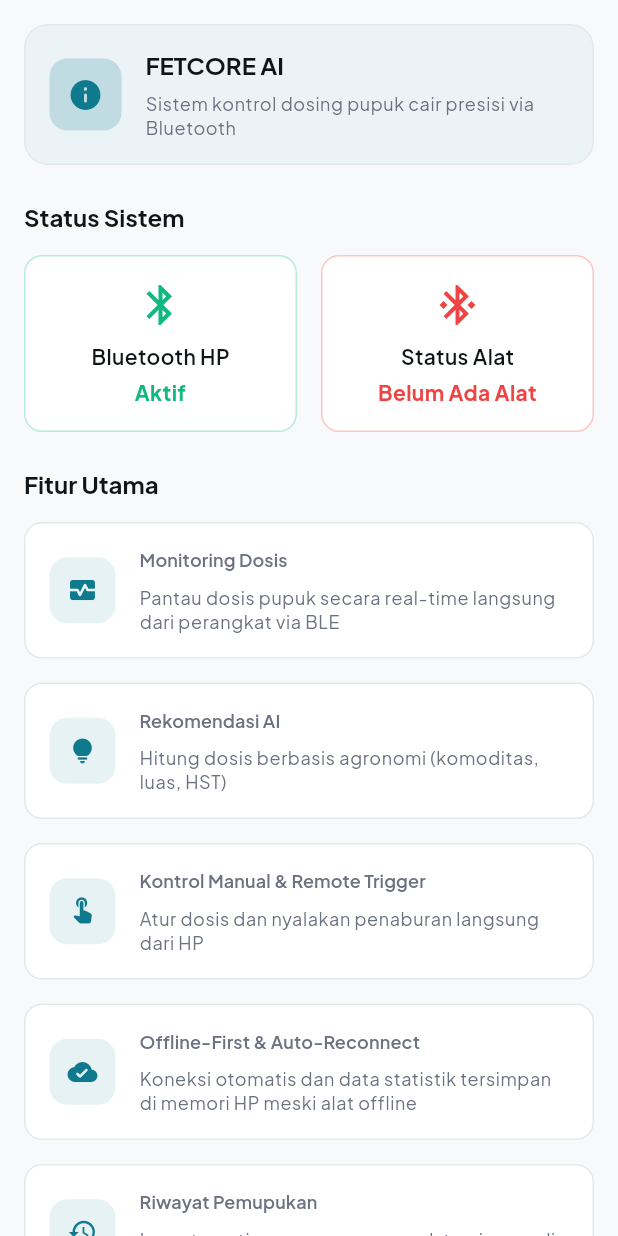
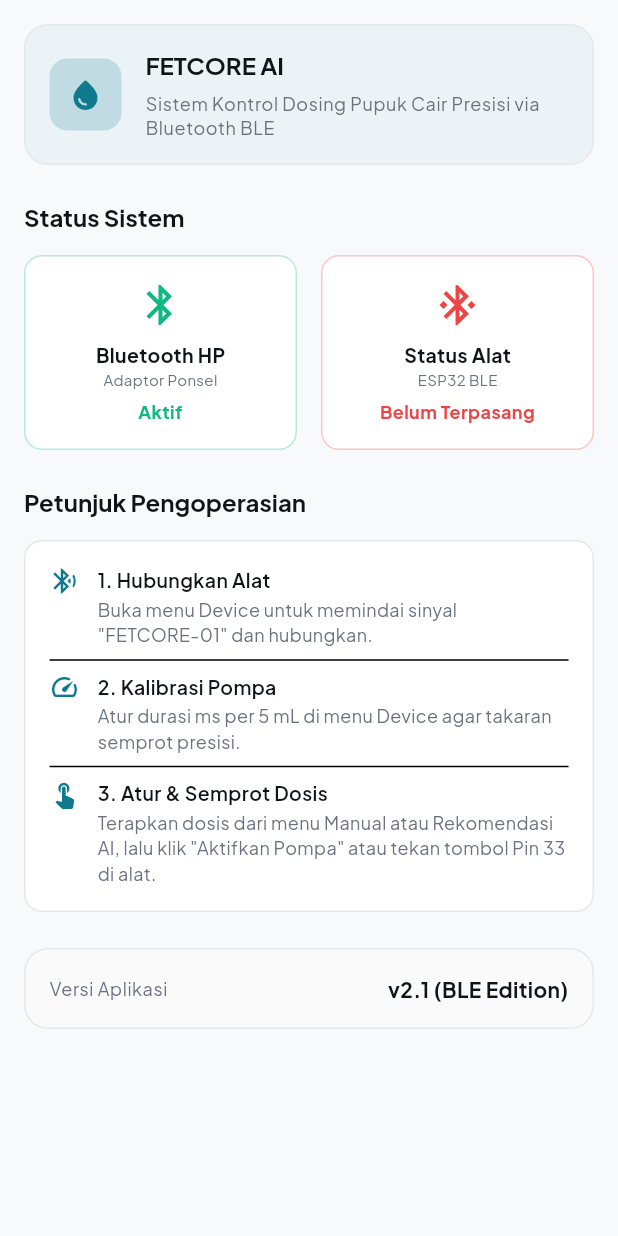
Before and after one commit to Ronaltama/FetCoreAI, a Flutter app: the InfoPage screen opened directly, on a phone screen of 412 x 824 dp. Run offline on Flutter 3.47's test engine with Material 3 defaults, Android fonts, the phone set to English and light mode, and no system bars; our stand-ins replace flutter_blue_plus, google_fonts, shared_preferences; accounts and stored records are empty.

Commit message:
fix(ui): remove debug banner, clean duplicate scan buttons & revamp info page

```diff
--- a/lib/main.dart
+++ b/lib/main.dart
@@ -21,6 +21,7 @@ class MyApp extends StatelessWidget {
       ],
       child: MaterialApp(
         title: 'FERTICORE AI Dashboard',
+        debugShowCheckedModeBanner: false,
         theme: AppTheme.lightTheme,
         home: const HomeScreen(),
       ),
--- a/lib/screens/device_page.dart
+++ b/lib/screens/device_page.dart
@@ -207,16 +207,25 @@ class DevicePage extends StatelessWidget {
               ],
             )
           else
-            SizedBox(
+            Container(
               width: double.infinity,
-              child: ElevatedButton.icon(
-                onPressed: (!ble.isBluetoothOn) ? null : () => ble.startScan(),
-                icon: const Icon(Icons.search, size: 18),
-                label: const Text('Cari & Pasang Alat'),
-                style: ElevatedButton.styleFrom(
-                  backgroundColor: AppTheme.primaryBlue,
-                  foregroundColor: Colors.white,
-                ),
+              padding: const EdgeInsets.symmetric(vertical: AppTheme.spacingMD, horizontal: AppTheme.spacingLG),
+              decoration: BoxDecoration(
+                color: AppTheme.infoColor.withValues(alpha: 0.08),
+                borderRadius: BorderRadius.circular(AppTheme.radiusMD),
+                border: Border.all(color: AppTheme.infoColor.withValues(alpha: 0.2)),
+              ),
+              child: const Row(
+                children: [
+                  Icon(Icons.info_outline, color: AppTheme.infoColor, size: 18),
+                  SizedBox(width: AppTheme.spacingMD),
+                  Expanded(
+                    child: Text(
+                      'Pilih dan pasang alat FETCORE-01 melalui daftar pindai di bawah.',
+                      style: TextStyle(fontSize: 12, color: AppTheme.textDark),
+                    ),
+                  ),
+                ],
               ),
             ),
         ],
@@ -398,7 +407,7 @@ class DevicePage extends StatelessWidget {
           mainAxisAlignment: MainAxisAlignment.spaceBetween,
           children: [
             Text(
-              'Cari / Ganti Alat (BLE Scan)',
+              'Pindai Perangkat (BLE Scan)',
               style: Theme.of(context).textTheme.titleMedium?.copyWith(fontWeight: FontWeight.bold),
             ),
             ElevatedButton.icon(
--- a/lib/screens/info_page.dart
+++ b/lib/screens/info_page.dart
@@ -30,6 +30,7 @@ class InfoPage extends StatelessWidget {
                 Expanded(
                   child: _buildStatusCard(
                     title: 'Bluetooth HP',
+                    subtitle: 'Adaptor Ponsel',
                     status: ble.isBluetoothOn ? 'Aktif' : 'Nonaktif',
                     isActive: ble.isBluetoothOn,
                     icon: Icons.bluetooth,
@@ -39,9 +40,10 @@ class InfoPage extends StatelessWidget {
                 Expanded(
                   child: _buildStatusCard(
                     title: 'Status Alat',
+                    subtitle: 'ESP32 BLE',
                     status: ble.isConnected
-                        ? 'Online (Terhubung)'
-                        : (ble.savedDeviceId != null ? 'Offline (Tersimpan)' : 'Belum Ada Alat'),
+                        ? 'Online'
+                        : (ble.savedDeviceId != null ? 'Offline (Tersimpan)' : 'Belum Terpasang'),
                     isActive: ble.isConnected,
                     icon: Icons.bluetooth_connected,
                   ),
@@ -51,10 +53,10 @@ class InfoPage extends StatelessWidget {
 
             const SizedBox(height: AppTheme.spacingXL),
 
-            // ================= FEATURES =================
-            Text('Fitur Utama', style: Theme.of(context).textTheme.titleLarge),
+            // ================= PANDUAN RINGKAS =================
+            Text('Petunjuk Pengoperasian', style: Theme.of(context).textTheme.titleLarge),
             const SizedBox(height: AppTheme.spacingLG),
-            ..._buildFeatures(context),
+            _guideCard(context),
 
             const SizedBox(height: AppTheme.spacingXL),
 
@@ -83,7 +85,7 @@ class InfoPage extends StatelessWidget {
               color: AppTheme.primaryBlue.withValues(alpha: 0.2),
               borderRadius: BorderRadius.circular(AppTheme.radiusMD),
             ),
-            child: const Icon(Icons.info_rounded, color: AppTheme.primaryBlue, size: 24),
+            child: const Icon(Icons.water_drop_rounded, color: AppTheme.primaryBlue, size: 24),
           ),
           const SizedBox(width: AppTheme.spacingLG),
           Expanded(
@@ -93,7 +95,7 @@ class InfoPage extends StatelessWidget {
                 Text('FETCORE AI', style: Theme.of(context).textTheme.titleLarge),
                 const SizedBox(height: AppTheme.spacingSM),
                 Text(
-                  'Sistem kontrol dosing pupuk cair presisi via Bluetooth',
+                  'Sistem Kontrol Dosing Pupuk Cair Presisi via Bluetooth BLE',
                   style: Theme.of(context).textTheme.bodySmall?.copyWith(color: AppTheme.textGrey),
                 ),
               ],
@@ -104,56 +106,9 @@ class InfoPage extends StatelessWidget {
     );
   }
 
-  List<Widget> _buildFeatures(BuildContext context) {
-    final features = [
-      ('Monitoring Dosis', 'Pantau dosis pupuk secara real-time langsung dari perangkat via BLE', Icons.monitor_heart_rounded),
-      ('Rekomendasi AI', 'Hitung dosis berbasis agronomi (komoditas, luas, HST)', Icons.lightbulb_rounded),
-      ('Kontrol Manual & Remote Trigger', 'Atur dosis dan nyalakan penaburan langsung dari HP', Icons.touch_app_rounded),
-      ('Offline-First & Auto-Reconnect', 'Koneksi otomatis dan data statistik tersimpan di memori HP meski alat offline', Icons.cloud_done_rounded),
-      ('Riwayat Pemupukan', 'Log otomatis penggunaan pupuk tersimpan di aplikasi', Icons.history),
-    ];
-
-    return features.map((feature) {
-      return Container(
-        margin: const EdgeInsets.only(bottom: AppTheme.spacingLG),
-        padding: const EdgeInsets.all(AppTheme.spacingLG),
-        decoration: BoxDecoration(
-          borderRadius: BorderRadius.circular(AppTheme.radiusMD),
-          border: Border.all(color: AppTheme.borderColor),
-          color: AppTheme.surfaceLight,
-        ),
-        child: Row(
-          children: [
-            Container(
-              padding: const EdgeInsets.all(AppTheme.spacingMD),
-              decoration: BoxDecoration(
-                color: AppTheme.primaryBlue.withValues(alpha: 0.1),
-                borderRadius: BorderRadius.circular(AppTheme.radiusMD),
-              ),
-              child: Icon(feature.$3, color: AppTheme.primaryBlue, size: 20),
-            ),
-            const SizedBox(width: AppTheme.spacingLG),
-            Expanded(
-              child: Column(
-                crossAxisAlignment: CrossAxisAlignment.start,
-                children: [
-                  Text(feature.$1, style: Theme.of(context).textTheme.titleSmall),
-                  const SizedBox(height: AppTheme.spacingSM),
-                  Text(
-                    feature.$2,
-                    style: Theme.of(context).textTheme.bodySmall?.copyWith(color: AppTheme.textGrey),
-                  ),
-                ],
-              ),
-            ),
-          ],
-        ),
-      );
-    }).toList();
-  }
-
   Widget _buildStatusCard({
     required String title,
+    required String subtitle,
     required String status,
     required bool isActive,
     required IconData icon,
@@ -173,18 +128,72 @@ class InfoPage extends StatelessWidget {
         children: [
           Icon(icon, color: isActive ? AppTheme.successColor : AppTheme.errorColor, size: 32),
           const SizedBox(height: 8),
-          Text(title, style: const TextStyle(fontWeight: FontWeight.w600)),
-          const SizedBox(height: 4),
+          Text(title, style: const TextStyle(fontWeight: FontWeight.bold, fontSize: 13)),
+          Text(subtitle, style: const TextStyle(fontSize: 10, color: AppTheme.textGrey)),
+          const SizedBox(height: 6),
           Text(
             status,
             textAlign: TextAlign.center,
             style: TextStyle(
               fontWeight: FontWeight.bold,
+              fontSize: 12,
               color: isActive ? AppTheme.successColor : AppTheme.errorColor,
             ),
           ),
         ],
       ),
+    );
+  }
+
+  Widget _guideCard(BuildContext context) {
+    return Container(
+      padding: const EdgeInsets.all(AppTheme.spacingLG),
+      decoration: BoxDecoration(
+        color: AppTheme.surfaceLight,
+        borderRadius: BorderRadius.circular(AppTheme.radiusMD),
+        border: Border.all(color: AppTheme.borderColor),
+      ),
+      child: Column(
+        children: [
+          _guideItem(
+            Icons.bluetooth_searching,
+            '1. Hubungkan Alat',
+            'Buka menu Device untuk memindai sinyal "FETCORE-01" dan hubungkan.',
+          ),
+          const Divider(height: 16),
+          _guideItem(
+            Icons.speed_rounded,
+            '2. Kalibrasi Pompa',
+            'Atur durasi ms per 5 mL di menu Device agar takaran semprot presisi.',
+          ),
+          const Divider(height: 16),
+          _guideItem(
+            Icons.touch_app,
+            '3. Atur & Semprot Dosis',
+            'Terapkan dosis dari menu Manual atau Rekomendasi AI, lalu klik "Aktifkan Pompa" atau tekan tombol Pin 33 di alat.',
+          ),
+        ],
+      ),
+    );
+  }
+
+  Widget _guideItem(IconData icon, String title, String desc) {
+    return Row(
+      crossAxisAlignment: CrossAxisAlignment.start,
+      children: [
+        Icon(icon, color: AppTheme.primaryBlue, size: 20),
+        const SizedBox(width: AppTheme.spacingMD),
+        Expanded(
+          child: Column(
+            crossAxisAlignment: CrossAxisAlignment.start,
+            children: [
+              Text(title, style: const TextStyle(fontWeight: FontWeight.w600, fontSize: 13)),
+              const SizedBox(height: 2),
+              Text(desc, style: const TextStyle(fontSize: 12, color: AppTheme.textGrey)),
+            ],
+          ),
+        ),
+      ],
     );
   }
 
@@ -200,7 +209,7 @@ class InfoPage extends StatelessWidget {
         mainAxisAlignment: MainAxisAlignment.spaceBetween,
         children: [
           Text('Versi Aplikasi', style: Theme.of(context).textTheme.bodySmall),
-          Text('1.1.0 (BLE)', style: GoogleFonts.plusJakartaSans(fontWeight: FontWeight.w700)),
+          Text('v2.1 (BLE Edition)', style: GoogleFonts.plusJakartaSans(fontWeight: FontWeight.w700)),
         ],
       ),
     );
```
